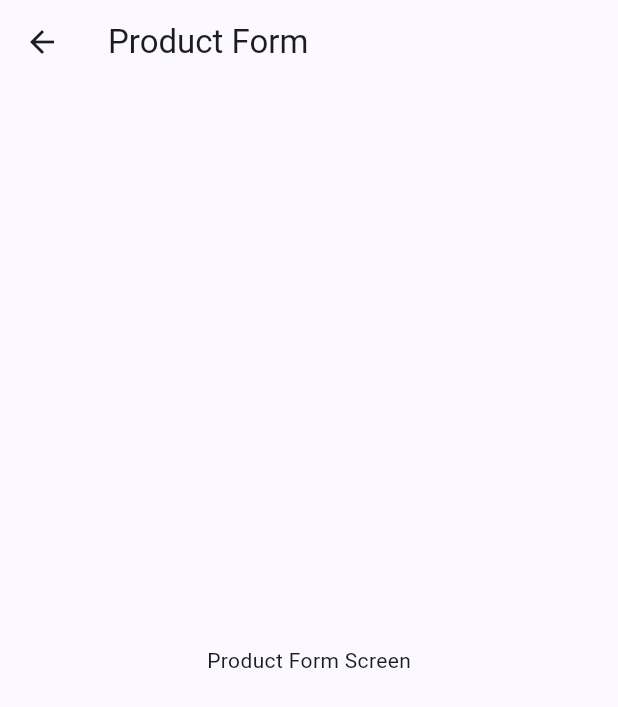
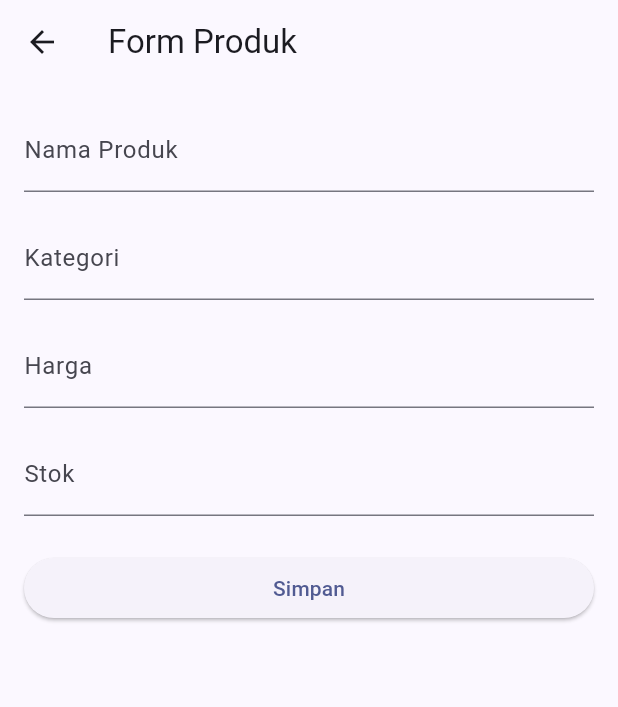
Before and after one commit to Fathoroni/Kasir_AI, a Flutter app: the ProductFormScreen screen opened by its route, on a phone screen of 412 x 824 dp. Shown: the top 707 px of the screen. Run offline on Flutter 3.47's test engine with Material 3 defaults, Android fonts, the phone set to English and light mode, and no system bars.

Commit message:
Buat tampilan daftar produk dan buat form profuk

```diff
--- a/lib/src/models/product.dart
+++ b/lib/src/models/product.dart
@@ -4,6 +4,8 @@ class Product {
   final double price;
   final String? imageUrl;
   final String? description;
+  final String category;
+  final int stock;
 
   const Product({
     required this.id,
@@ -11,5 +13,7 @@ class Product {
     required this.price,
     this.imageUrl,
     this.description,
+    required this.category,
+    required this.stock,
   });
 }
--- a/lib/src/screens/product_form_screen.dart
+++ b/lib/src/screens/product_form_screen.dart
@@ -1,13 +1,74 @@
 import 'package:flutter/material.dart';
+import '../widgets/primary_button.dart';
 
-class ProductFormScreen extends StatelessWidget {
+class ProductFormScreen extends StatefulWidget {
   const ProductFormScreen({super.key});
+
+  @override
+  State<ProductFormScreen> createState() => _ProductFormScreenState();
+}
+
+class _ProductFormScreenState extends State<ProductFormScreen> {
+  final _formKey = GlobalKey<FormState>();
+  final _nameController = TextEditingController();
+  final _categoryController = TextEditingController();
+  final _priceController = TextEditingController();
+  final _stockController = TextEditingController();
+
+  @override
+  void dispose() {
+    _nameController.dispose();
+    _categoryController.dispose();
+    _priceController.dispose();
+    _stockController.dispose();
+    super.dispose();
+  }
 
   @override
   Widget build(BuildContext context) {
     return Scaffold(
-      appBar: AppBar(title: const Text('Product Form')),
-      body: const Center(child: Text('Product Form Screen')),
+      appBar: AppBar(title: const Text('Form Produk')),
+      body: Padding(
+        padding: const EdgeInsets.all(16.0),
+        child: Form(
+          key: _formKey,
+          child: ListView(
+            children: [
+              TextFormField(
+                controller: _nameController,
+                decoration: const InputDecoration(labelText: 'Nama Produk'),
+              ),
+              const SizedBox(height: 16),
+              TextFormField(
+                controller: _categoryController,
+                decoration: const InputDecoration(labelText: 'Kategori'),
+              ),
+              const SizedBox(height: 16),
+              TextFormField(
+                controller: _priceController,
+                decoration: const InputDecoration(labelText: 'Harga'),
+                keyboardType: TextInputType.number,
+              ),
+              const SizedBox(height: 16),
+              TextFormField(
+                controller: _stockController,
+                decoration: const InputDecoration(labelText: 'Stok'),
+                keyboardType: TextInputType.number,
+              ),
+              const SizedBox(height: 24),
+              PrimaryButton(
+                text: 'Simpan',
+                onPressed: () {
+                  if (_formKey.currentState!.validate()) {
+                    // TODO: Implement save logic
+                    Navigator.pop(context);
+                  }
+                },
+              ),
+            ],
+          ),
+        ),
+      ),
     );
   }
 }
```
Also changed, not shown: lib/src/data/dummy_data.dart (added, +44 -0 lines), lib/src/screens/product_list_screen.dart (+19 -2 lines).
